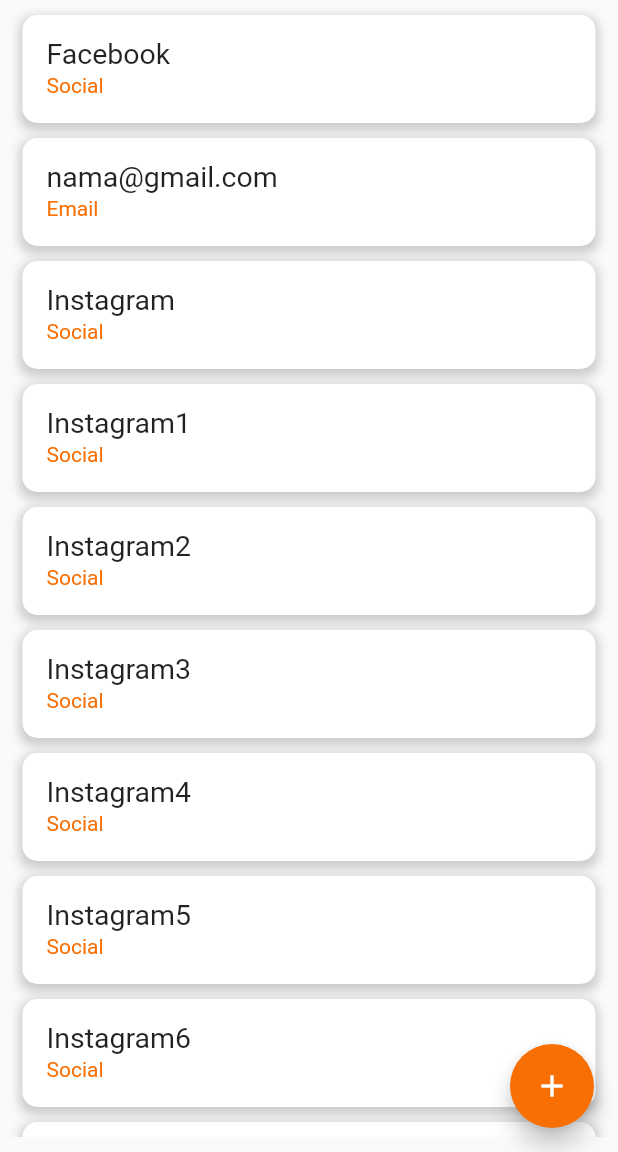
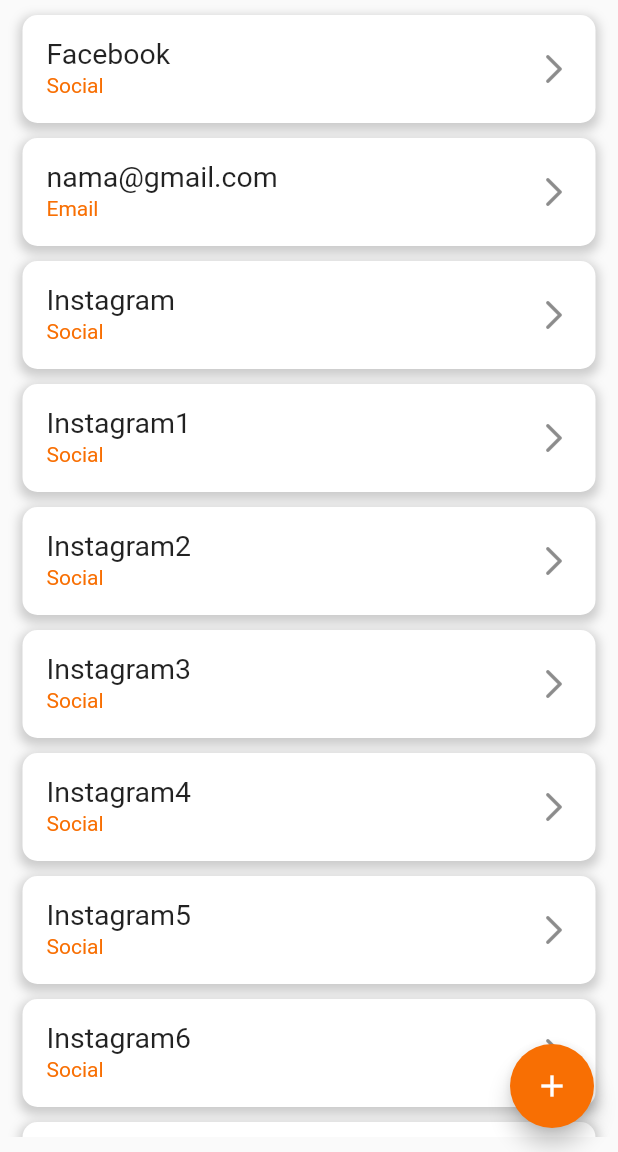
Before and after one commit to ciptakelvin/cybit, a Flutter app: the screen it shows after launch, on a phone screen of 412 x 824 dp, the part 84-1236 px from its top. Run offline on Flutter 3.47's test engine with Material 2 defaults, Android fonts, the phone set to English and light mode, and no system bars.

Commit message:
menambahkan icon pada trailing listTile

```diff
--- a/lib/Screen/home.dart
+++ b/lib/Screen/home.dart
@@ -69,6 +69,7 @@
                   subtitle: Text(type,
                       style: TextStyle(
                           color: Theme.of(context).colorScheme.secondary)),
+                  trailing: Icon(Icons.arrow_forward_ios_rounded),
                 ),
               );
             }),
@@ -77,7 +78,7 @@
         onPressed: () {
           // Aksi yang ingin dilakukan ketika tombol ditekan
         },
-        child: Icon(Icons.add),
+        child: const Icon(Icons.add),
         backgroundColor: Theme.of(context)
             .colorScheme
             .secondary, // Warna latar belakang tombol
```
